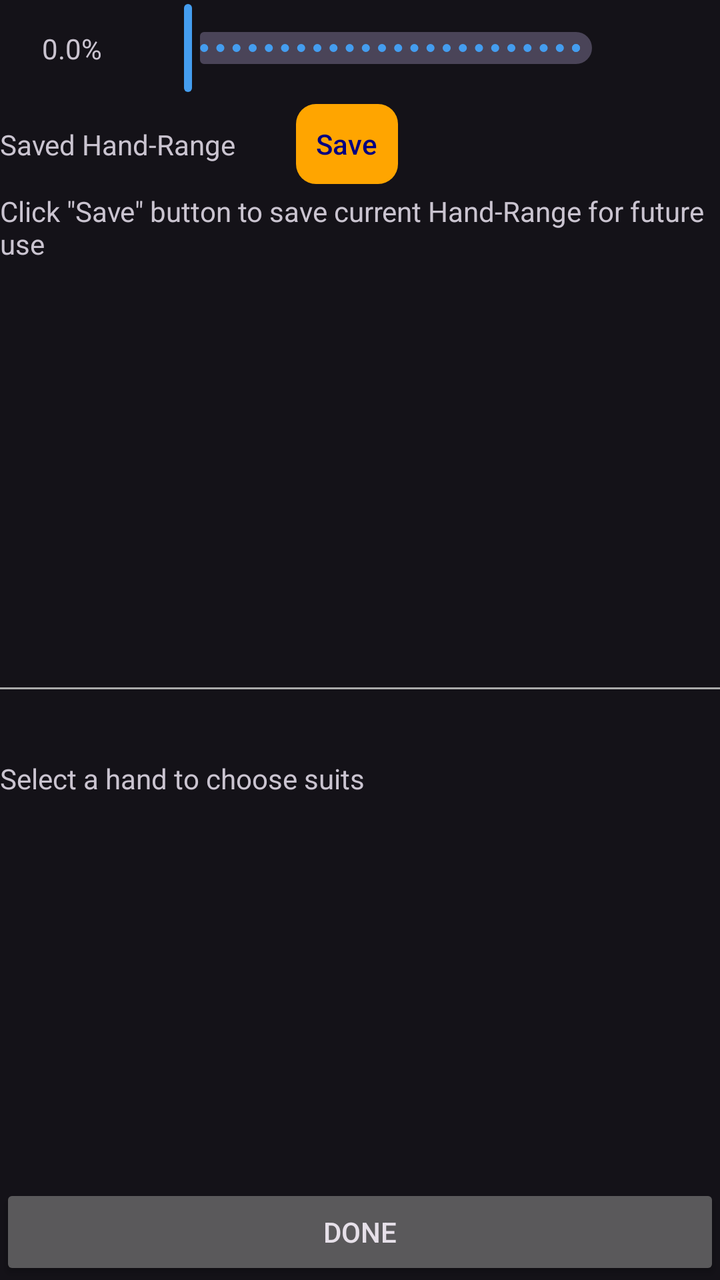
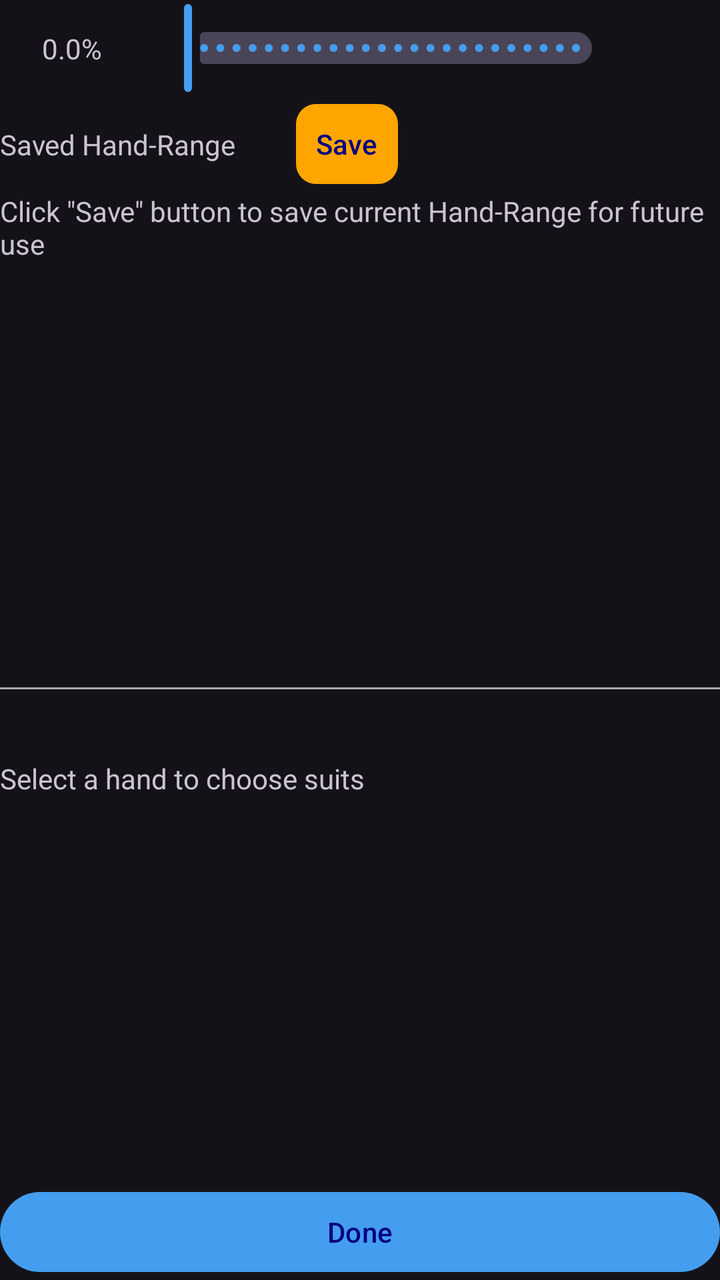

Before-and-after screenshots of an Android layout around one commit, followed by the original layout XML and the change that was made.
<!-- AndroidManifest.xml: application theme Theme.CJPokerOddsCalculator -->
<!-- res/layout/range_selector.xml -->
<androidx.constraintlayout.widget.ConstraintLayout
    xmlns:android="http://schemas.android.com/apk/res/android"
    xmlns:app="http://schemas.android.com/apk/res-auto"
    android:id="@+id/range_selector"
    android:layout_width="match_parent"
    android:layout_height="match_parent" >

    <TextView
        android:id="@+id/hands_perc"
        android:text="@string/_0_0"
        android:layout_width="0dp"
        android:layout_height="wrap_content"
        app:layout_constraintTop_toTopOf="@id/range_slider"
        app:layout_constraintBottom_toBottomOf="@id/range_slider"
        app:layout_constraintLeft_toLeftOf="parent"
        app:layout_constraintRight_toLeftOf="@id/range_slider"
        app:layout_constraintWidth_percent="0.2"
        android:gravity="center" />

    <com.google.android.material.slider.Slider
        android:id="@+id/range_slider"
        android:layout_width="0dp"
        android:layout_height="wrap_content"
        android:valueFrom="0"
        android:valueTo="1326"
        android:stepSize="1"
        android:layout_marginEnd="50dp"
        app:layout_constraintLeft_toRightOf="@id/hands_perc"
        app:layout_constraintRight_toRightOf="parent"
        app:labelBehavior="gone" />

    <TextView
        android:id="@+id/saved_hand_range_title"
        android:layout_width="wrap_content"
        android:layout_height="wrap_content"
        android:gravity="center_vertical"
        app:layout_constraintTop_toTopOf="@id/add_range_button"
        app:layout_constraintBottom_toBottomOf="@id/add_range_button"
        app:layout_constraintLeft_toLeftOf="parent"
        android:text="@string/saved_hand_range" />

    <com.google.android.material.button.MaterialButton
        android:id="@+id/add_range_button"
        android:layout_width="wrap_content"
        android:layout_height="wrap_content"
        android:text="@string/save"
        android:layout_marginStart="30dp"
        app:backgroundTint="#FFA500"
        android:minWidth="0dp"
        android:padding="10dp"
        app:layout_constraintTop_toBottomOf="@id/range_slider"
        app:layout_constraintLeft_toRightOf="@id/saved_hand_range_title"
        app:cornerRadius="10dp"/>

    <ScrollView
        android:id="@+id/saved_hand_range_scroll_view"
        android:orientation="vertical"
        android:layout_width="match_parent"
        app:layout_constraintTop_toBottomOf="@id/add_range_button"
        app:layout_constraintBottom_toTopOf="@id/saved_hand_range_divider"
        android:layout_height="0dp" >

        <androidx.constraintlayout.widget.ConstraintLayout
            android:id="@+id/saved_hand_range_layout"
            android:layout_width="match_parent"
            android:layout_height="wrap_content">

            <TextView
                android:id="@+id/saved_hand_range_initial_text"
                android:layout_width="wrap_content"
                android:layout_height="wrap_content"
                android:text="@string/click_save_button_to_save_current_hand_range"
                app:layout_constraintTop_toTopOf="parent"
                app:layout_constraintStart_toStartOf="parent" />

            <androidx.constraintlayout.helper.widget.Flow
                android:id="@+id/saved_hand_range_flow"
                android:layout_width="0dp"
                android:layout_height="wrap_content"
                app:constraint_referenced_ids=""
                app:flow_wrapMode="chain"
                app:layout_constraintEnd_toEndOf="parent"
                app:layout_constraintStart_toStartOf="parent"
                app:layout_constraintTop_toTopOf="parent"
                app:flow_horizontalGap="10dp"
                app:flow_horizontalStyle="packed"
                app:flow_horizontalBias="0"/>

        </androidx.constraintlayout.widget.ConstraintLayout>

    </ScrollView>

    <View
        android:id="@+id/saved_hand_range_divider"
        android:layout_width="match_parent"
        android:layout_height="1dp"
        app:layout_constraintTop_toTopOf="@id/saved_hand_range_scroll_view"
        app:layout_constraintBottom_toTopOf="@id/done"
        android:background="@android:color/darker_gray"/>

    <TextView
        android:id="@+id/suit_selector_text"
        android:text="@string/select_a_hand_to_choose_suits"
        app:layout_constraintTop_toBottomOf="@id/saved_hand_range_divider"
        app:layout_constraintBottom_toTopOf="@id/suits1"
        app:layout_constraintLeft_toLeftOf="parent"
        android:layout_width="wrap_content"
        android:layout_height="wrap_content" />

    <ImageButton
        android:id="@+id/suits1"
        style="@style/SuitSelectorButton"
        app:layout_constraintTop_toBottomOf="@id/suit_selector_text"
        app:layout_constraintBottom_toTopOf="@id/suits7"
        app:layout_constraintLeft_toLeftOf="parent"
        app:layout_constraintRight_toLeftOf="@id/suits2"
        android:contentDescription="@string/suits" />

    <ImageButton
        android:id="@+id/suits2"
        style="@style/SuitSelectorButton"
        app:layout_constraintTop_toBottomOf="@id/suit_selector_text"
        app:layout_constraintBottom_toTopOf="@id/suits8"
        app:layout_constraintLeft_toRightOf="@id/suits1"
        app:layout_constraintRight_toLeftOf="@id/suits3"
        android:contentDescription="@string/suits" />

    <ImageButton
        android:id="@+id/suits3"
        style="@style/SuitSelectorButton"
        app:layout_constraintTop_toBottomOf="@id/suit_selector_text"
        app:layout_constraintBottom_toTopOf="@id/suits9"
        app:layout_constraintLeft_toRightOf="@id/suits2"
        app:layout_constraintRight_toLeftOf="@id/suits4"
        android:contentDescription="@string/suits" />

    <ImageButton
        android:id="@+id/suits4"
        style="@style/SuitSelectorButton"
        app:layout_constraintTop_toBottomOf="@id/suit_selector_text"
        app:layout_constraintBottom_toTopOf="@id/suits10"
        app:layout_constraintLeft_toRightOf="@id/suits3"
        app:layout_constraintRight_toLeftOf="@id/suits5"
        android:contentDescription="@string/suits" />

    <ImageButton
        android:id="@+id/suits5"
        style="@style/SuitSelectorButton"
        app:layout_constraintTop_toBottomOf="@id/suit_selector_text"
        app:layout_constraintBottom_toTopOf="@id/suits11"
        app:layout_constraintLeft_toRightOf="@id/suits4"
        app:layout_constraintRight_toLeftOf="@id/suits6"
        android:contentDescription="@string/suits" />

    <ImageButton
        android:id="@+id/suits6"
        style="@style/SuitSelectorButton"
        app:layout_constraintTop_toBottomOf="@id/suit_selector_text"
        app:layout_constraintBottom_toTopOf="@id/suits12"
        app:layout_constraintLeft_toRightOf="@id/suits5"
        app:layout_constraintRight_toRightOf="parent"
        android:contentDescription="@string/suits" />

    <ImageButton
        android:id="@+id/suits7"
        style="@style/SuitSelectorButton"
        app:layout_constraintTop_toBottomOf="@id/suits1"
        app:layout_constraintBottom_toTopOf="@id/done"
        app:layout_constraintLeft_toLeftOf="parent"
        app:layout_constraintRight_toLeftOf="@id/suits8"
        android:contentDescription="@string/suits" />

    <ImageButton
        android:id="@+id/suits8"
        style="@style/SuitSelectorButton"
        app:layout_constraintTop_toBottomOf="@id/suits2"
        app:layout_constraintBottom_toTopOf="@id/done"
        app:layout_constraintLeft_toRightOf="@id/suits7"
        app:layout_constraintRight_toLeftOf="@id/suits9"
        android:contentDescription="@string/suits" />

    <ImageButton
        android:id="@+id/suits9"
        style="@style/SuitSelectorButton"
        app:layout_constraintTop_toBottomOf="@id/suits3"
        app:layout_constraintBottom_toTopOf="@id/done"
        app:layout_constraintLeft_toRightOf="@id/suits8"
        app:layout_constraintRight_toLeftOf="@id/suits10"
        android:contentDescription="@string/suits" />

    <ImageButton
        android:id="@+id/suits10"
        style="@style/SuitSelectorButton"
        app:layout_constraintTop_toBottomOf="@id/suits4"
        app:layout_constraintBottom_toTopOf="@id/done"
        app:layout_constraintLeft_toRightOf="@id/suits9"
        app:layout_constraintRight_toLeftOf="@id/suits11"
        android:contentDescription="@string/suits" />

    <ImageButton
        android:id="@+id/suits11"
        style="@style/SuitSelectorButton"
        app:layout_constraintTop_toBottomOf="@id/suits5"
        app:layout_constraintBottom_toTopOf="@id/done"
        app:layout_constraintLeft_toRightOf="@id/suits10"
        app:layout_constraintRight_toLeftOf="@id/suits12"
        android:contentDescription="@string/suits" />

    <ImageButton
        android:id="@+id/suits12"
        style="@style/SuitSelectorButton"
        app:layout_constraintTop_toBottomOf="@id/suits6"
        app:layout_constraintBottom_toTopOf="@id/done"
        app:layout_constraintLeft_toRightOf="@id/suits11"
        app:layout_constraintRight_toRightOf="parent"
        android:contentDescription="@string/suits" />

    <Button
        android:id="@+id/done"
        android:layout_width="match_parent"
        android:layout_height="wrap_content"
        android:gravity="center_vertical|center_horizontal"
        app:layout_constraintBottom_toBottomOf="parent"
        android:text="@string/done" />

</androidx.constraintlayout.widget.ConstraintLayout>
<!-- resources referenced by this layout -->
<resources>
  <string name="_0_0">0.0%</string>
  <string name="click_save_button_to_save_current_hand_range">Click \"Save\" button to save current Hand-Range for future use</string>
  <string name="done">Done</string>
  <string name="save">Save</string>
  <string name="saved_hand_range">Saved Hand-Range</string>
  <string name="select_a_hand_to_choose_suits">Select a hand to choose suits</string>
  <string name="suits">suits</string>
  <style name="SuitSelectorButton" parent="Widget.AppCompat.ImageButton">
          <item name="android:layout_width">0dp</item>
          <item name="android:layout_height">0dp</item>
          <item name="android:background">@null</item>
          <item name="android:layout_margin">3dp</item>
          <item name="layout_constraintDimensionRatio">500:350</item>
          <item name="android:scaleType">centerCrop</item>
          <item name="android:adjustViewBounds">true</item>
          <item name="android:padding">5dp</item>
      </style>
  <style name="Theme.CJPokerOddsCalculator" parent="Base.Theme.CJPokerOddsCalculator" />
  <style name="Base.Theme.CJPokerOddsCalculator" parent="Theme.Material3.Dark.NoActionBar">
          <item name="colorPrimary">#449DEF</item>
          <item name="colorOnPrimary">#000080</item>
          <item name="colorPrimaryDark">#000000</item>
      </style>
</resources>

<!-- the commit's change to res/layout/range_selector.xml (unified diff, before → after) -->
@@ -107,7 +107,7 @@
         android:layout_width="wrap_content"
         android:layout_height="wrap_content" />
 
-    <ImageButton
+    <com.google.android.material.imageview.ShapeableImageView
         android:id="@+id/suits1"
         style="@style/SuitSelectorButton"
         app:layout_constraintTop_toBottomOf="@id/suit_selector_text"
@@ -116,7 +116,7 @@
         app:layout_constraintRight_toLeftOf="@id/suits2"
         android:contentDescription="@string/suits" />
 
-    <ImageButton
+    <com.google.android.material.imageview.ShapeableImageView
         android:id="@+id/suits2"
         style="@style/SuitSelectorButton"
         app:layout_constraintTop_toBottomOf="@id/suit_selector_text"
@@ -125,7 +125,7 @@
         app:layout_constraintRight_toLeftOf="@id/suits3"
         android:contentDescription="@string/suits" />
 
-    <ImageButton
+    <com.google.android.material.imageview.ShapeableImageView
         android:id="@+id/suits3"
         style="@style/SuitSelectorButton"
         app:layout_constraintTop_toBottomOf="@id/suit_selector_text"
@@ -134,7 +134,7 @@
         app:layout_constraintRight_toLeftOf="@id/suits4"
         android:contentDescription="@string/suits" />
 
-    <ImageButton
+    <com.google.android.material.imageview.ShapeableImageView
         android:id="@+id/suits4"
         style="@style/SuitSelectorButton"
         app:layout_constraintTop_toBottomOf="@id/suit_selector_text"
@@ -143,7 +143,7 @@
         app:layout_constraintRight_toLeftOf="@id/suits5"
         android:contentDescription="@string/suits" />
 
-    <ImageButton
+    <com.google.android.material.imageview.ShapeableImageView
         android:id="@+id/suits5"
         style="@style/SuitSelectorButton"
         app:layout_constraintTop_toBottomOf="@id/suit_selector_text"
@@ -152,7 +152,7 @@
         app:layout_constraintRight_toLeftOf="@id/suits6"
         android:contentDescription="@string/suits" />
 
-    <ImageButton
+    <com.google.android.material.imageview.ShapeableImageView
         android:id="@+id/suits6"
         style="@style/SuitSelectorButton"
         app:layout_constraintTop_toBottomOf="@id/suit_selector_text"
@@ -161,7 +161,7 @@
         app:layout_constraintRight_toRightOf="parent"
         android:contentDescription="@string/suits" />
 
-    <ImageButton
+    <com.google.android.material.imageview.ShapeableImageView
         android:id="@+id/suits7"
         style="@style/SuitSelectorButton"
         app:layout_constraintTop_toBottomOf="@id/suits1"
@@ -170,7 +170,7 @@
         app:layout_constraintRight_toLeftOf="@id/suits8"
         android:contentDescription="@string/suits" />
 
-    <ImageButton
+    <com.google.android.material.imageview.ShapeableImageView
         android:id="@+id/suits8"
         style="@style/SuitSelectorButton"
         app:layout_constraintTop_toBottomOf="@id/suits2"
@@ -179,7 +179,7 @@
         app:layout_constraintRight_toLeftOf="@id/suits9"
         android:contentDescription="@string/suits" />
 
-    <ImageButton
+    <com.google.android.material.imageview.ShapeableImageView
         android:id="@+id/suits9"
         style="@style/SuitSelectorButton"
         app:layout_constraintTop_toBottomOf="@id/suits3"
@@ -188,7 +188,7 @@
         app:layout_constraintRight_toLeftOf="@id/suits10"
         android:contentDescription="@string/suits" />
 
-    <ImageButton
+    <com.google.android.material.imageview.ShapeableImageView
         android:id="@+id/suits10"
         style="@style/SuitSelectorButton"
         app:layout_constraintTop_toBottomOf="@id/suits4"
@@ -197,7 +197,7 @@
         app:layout_constraintRight_toLeftOf="@id/suits11"
         android:contentDescription="@string/suits" />
 
-    <ImageButton
+    <com.google.android.material.imageview.ShapeableImageView
         android:id="@+id/suits11"
         style="@style/SuitSelectorButton"
         app:layout_constraintTop_toBottomOf="@id/suits5"
@@ -206,7 +206,7 @@
         app:layout_constraintRight_toLeftOf="@id/suits12"
         android:contentDescription="@string/suits" />
 
-    <ImageButton
+    <com.google.android.material.imageview.ShapeableImageView
         android:id="@+id/suits12"
         style="@style/SuitSelectorButton"
         app:layout_constraintTop_toBottomOf="@id/suits6"
@@ -215,7 +215,7 @@
         app:layout_constraintRight_toRightOf="parent"
         android:contentDescription="@string/suits" />
 
-    <Button
+    <com.google.android.material.button.MaterialButton
         android:id="@+id/done"
         android:layout_width="match_parent"
         android:layout_height="wrap_content"
<!-- resource entries referenced after the edit -->
@@ -7,17 +7,23 @@
   <string name="saved_hand_range">Saved Hand-Range</string>
   <string name="select_a_hand_to_choose_suits">Select a hand to choose suits</string>
   <string name="suits">suits</string>
-  <style name="SuitSelectorButton" parent="Widget.AppCompat.ImageButton">
+  <style name="SuitSelectorButton" parent="Widget.MaterialComponents.ShapeableImageView">
           <item name="android:layout_width">0dp</item>
           <item name="android:layout_height">0dp</item>
-          <item name="android:background">@null</item>
           <item name="android:layout_margin">3dp</item>
           <item name="layout_constraintDimensionRatio">500:350</item>
           <item name="android:scaleType">centerCrop</item>
           <item name="android:adjustViewBounds">true</item>
           <item name="android:padding">5dp</item>
+          <item name="strokeColor">@color/card_selected</item>
+          <item name="shapeAppearanceOverlay">@style/RoundedImage</item>
       </style>
   <style name="Theme.CJPokerOddsCalculator" parent="Base.Theme.CJPokerOddsCalculator" />
+  <color name="card_selected">#FFA500</color>
+  <style name="RoundedImage">
+          <item name="cornerFamily">rounded</item>
+          <item name="cornerSize">5dp</item>
+      </style>
   <style name="Base.Theme.CJPokerOddsCalculator" parent="Theme.Material3.Dark.NoActionBar">
           <item name="colorPrimary">#449DEF</item>
           <item name="colorOnPrimary">#000080</item>
